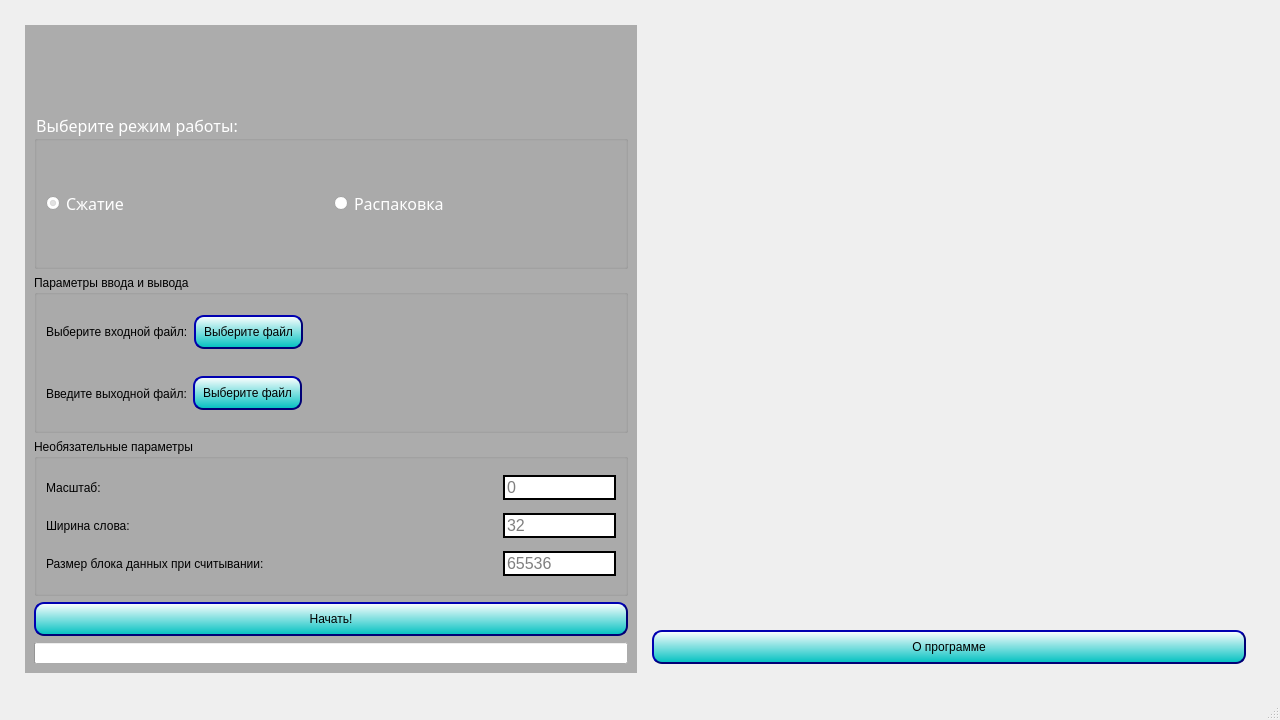
Before: the Qt Designer form ui/main_window.ui in DarthAkiraNihil/AricoGui, drawn with Qt 5.
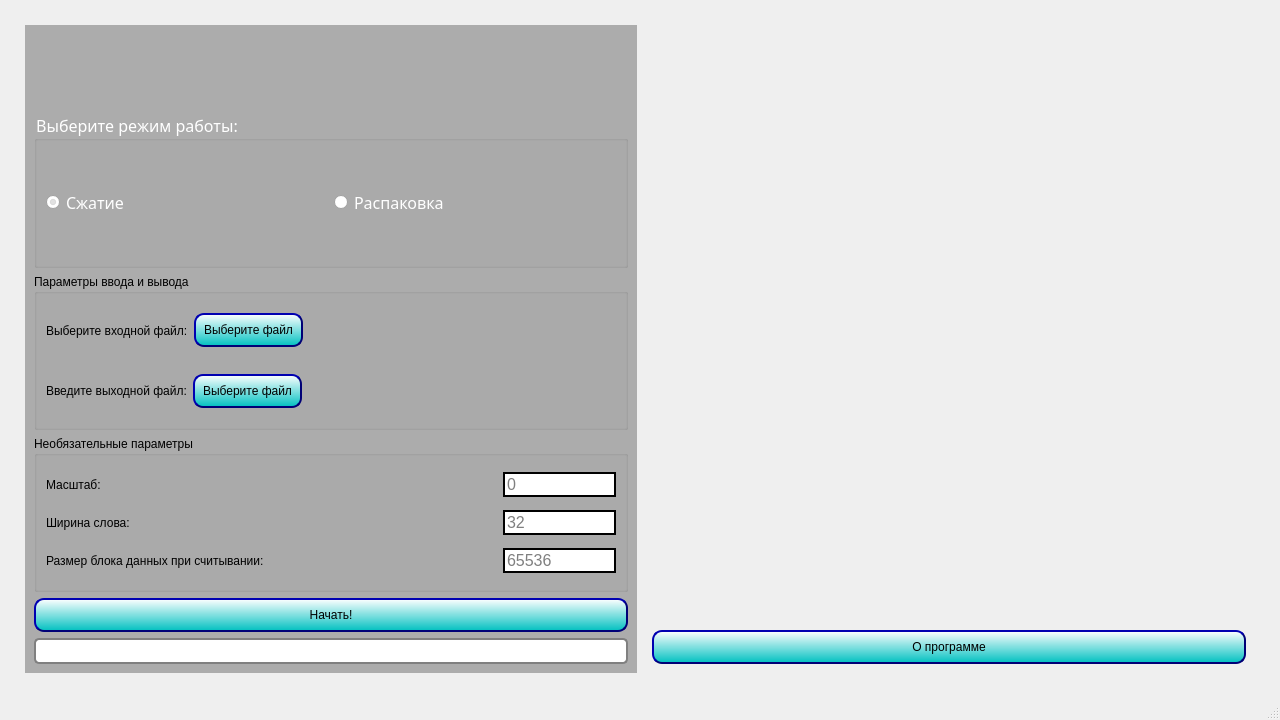
After: the same form once the commit is applied. Icons and pictures are not drawn.

Patch:
```diff
--- a/ui/main_window.ui
+++ b/ui/main_window.ui
@@ -353,6 +353,21 @@
            </item>
            <item>
             <widget class="QProgressBar" name="progressBar">
+             <property name="styleSheet">
+              <string notr="true">QProgressBar {
+        border: 2px solid grey;
+        border-radius: 5px;
+        text-align: center;
+    }
+
+    QProgressBar::chunk {
+        background-color: #2ecc71;
+        width: 12px;
+    }</string>
+             </property>
+             <property name="maximum">
+              <number>1</number>
+             </property>
              <property name="value">
               <number>0</number>
              </property>
```
